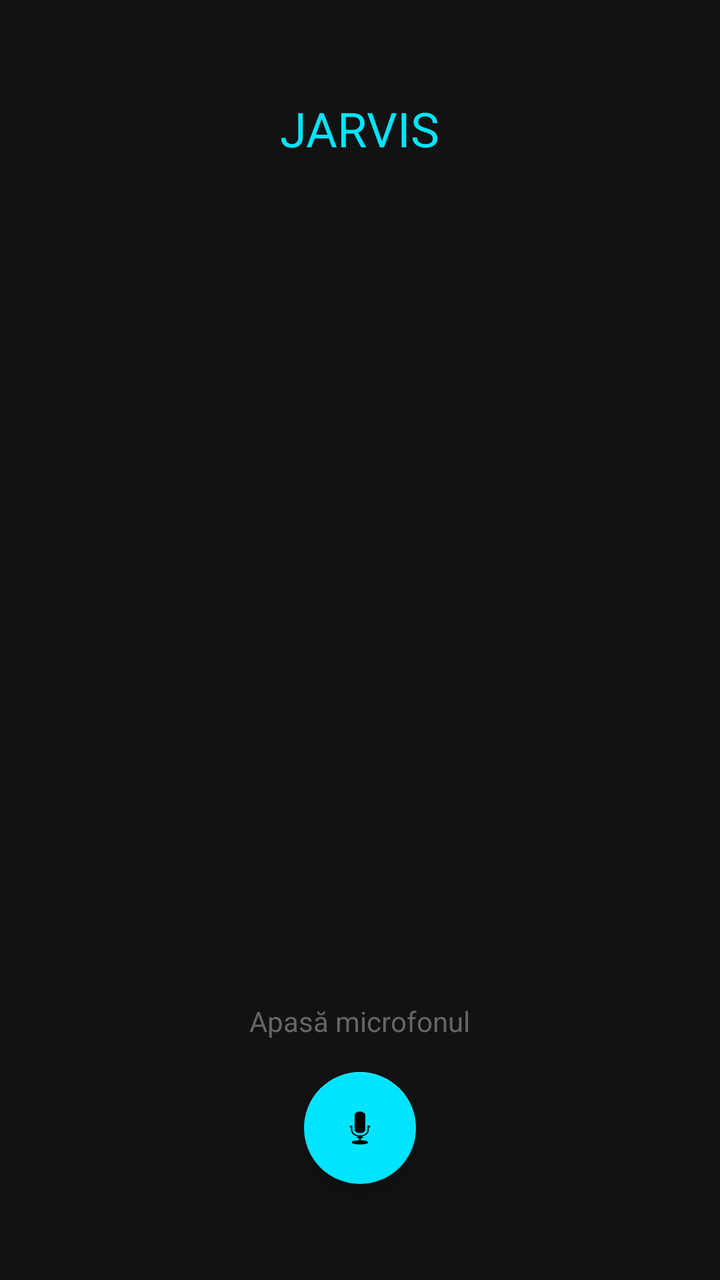
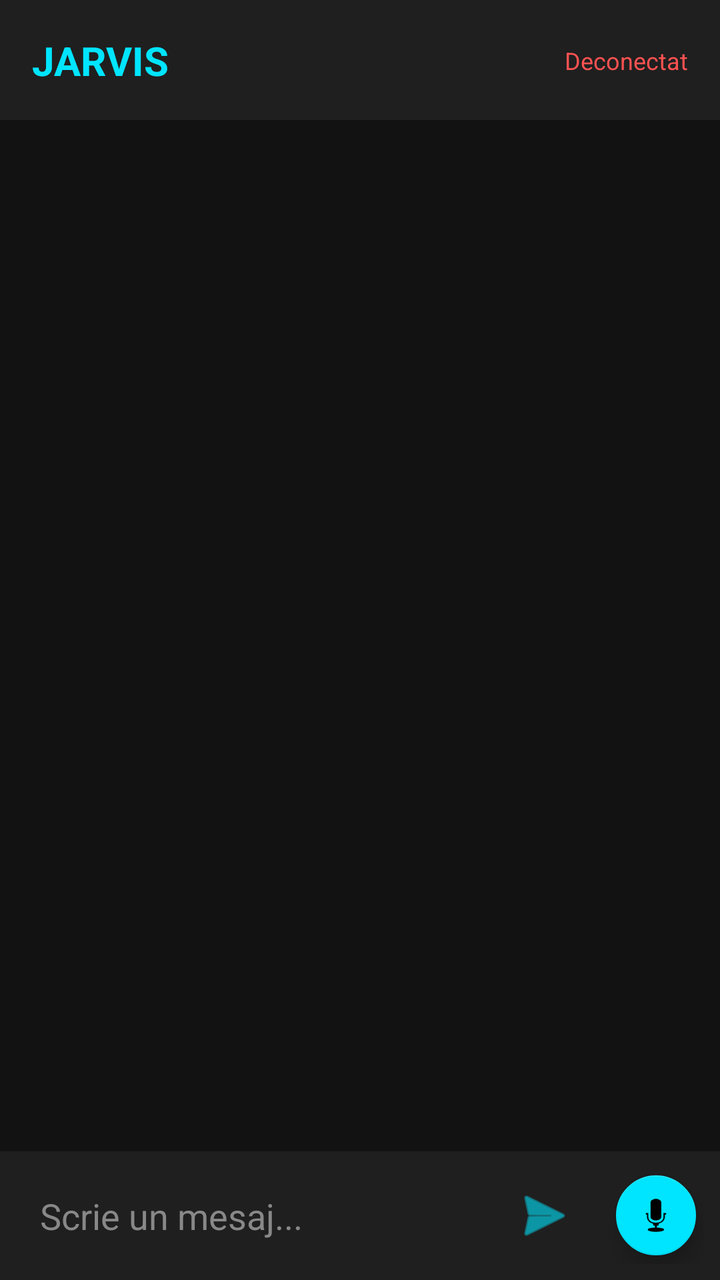

Before-and-after screenshots of an Android layout around one commit, followed by the original layout XML and the change that was made.
<!-- AndroidManifest.xml: application theme Theme.Jarvis -->
<!-- res/layout/activity_main.xml -->
<?xml version="1.0" encoding="utf-8"?>
<RelativeLayout xmlns:android="http://schemas.android.com/apk/res/android"
    xmlns:app="http://schemas.android.com/apk/res-auto"
    android:layout_width="match_parent"
    android:layout_height="match_parent"
    android:background="#121212"
    android:padding="16dp">

    <TextView
        android:id="@+id/title"
        android:layout_width="wrap_content"
        android:layout_height="wrap_content"
        android:text="JARVIS"
        android:textColor="#00E5FF"
        android:textSize="24sp"
        android:layout_centerHorizontal="true"
        android:layout_marginTop="32dp" />

    <ScrollView
        android:id="@+id/chatScroll"
        android:layout_width="match_parent"
        android:layout_height="match_parent"
        android:layout_above="@id/statusText"
        android:layout_below="@id/title"
        android:layout_marginTop="24dp"
        android:layout_marginBottom="16dp">

        <TextView
            android:id="@+id/chatContent"
            android:layout_width="match_parent"
            android:layout_height="wrap_content"
            android:textColor="#FFFFFF"
            android:textSize="16sp" />
    </ScrollView>

    <TextView
        android:id="@+id/statusText"
        android:layout_width="wrap_content"
        android:layout_height="wrap_content"
        android:text="Apasă microfonul"
        android:textColor="#666666"
        android:layout_above="@id/micButton"
        android:layout_centerHorizontal="true"
        android:layout_marginBottom="16dp" />

    <com.google.android.material.floatingactionbutton.FloatingActionButton
        android:id="@+id/micButton"
        android:layout_width="wrap_content"
        android:layout_height="wrap_content"
        android:layout_alignParentBottom="true"
        android:layout_centerHorizontal="true"
        android:layout_marginBottom="32dp"
        app:backgroundTint="#00E5FF"
        app:srcCompat="@android:drawable/ic_btn_speak_now" />

</RelativeLayout>
<!-- resources referenced by this layout -->
<resources>
  <style name="Theme.Jarvis" parent="Theme.MaterialComponents.DayNight.DarkActionBar">
          <item name="colorPrimary">@color/jarvis_cyan</item>
          <item name="colorPrimaryVariant">@color/jarvis_cyan</item>
          <item name="colorOnPrimary">@color/black</item>
          <item name="android:windowBackground">@color/dark_bg</item>
          <item name="windowActionBar">false</item>
          <item name="windowNoTitle">true</item>
      </style>
  <color name="jarvis_cyan">#00E5FF</color>
  <color name="black">#FF000000</color>
  <color name="dark_bg">#121212</color>
</resources>

<!-- the commit's change to res/layout/activity_main.xml (unified diff, before → after) -->
@@ -1,10 +1,18 @@
 <?xml version="1.0" encoding="utf-8"?>
-<RelativeLayout xmlns:android="http://schemas.android.com/apk/res/android"
+<androidx.constraintlayout.widget.ConstraintLayout xmlns:android="http://schemas.android.com/apk/res/android"
     xmlns:app="http://schemas.android.com/apk/res-auto"
+    xmlns:tools="http://schemas.android.com/tools"
     android:layout_width="match_parent"
     android:layout_height="match_parent"
-    android:background="#121212"
-    android:padding="16dp">
+    android:background="#121212">
+
+    
+    <View
+        android:id="@+id/headerBg"
+        android:layout_width="match_parent"
+        android:layout_height="60dp"
+        android:background="#1F1F1F"
+        app:layout_constraintTop_toTopOf="parent" />
 
     <TextView
         android:id="@+id/title"
@@ -12,45 +20,72 @@
         android:layout_height="wrap_content"
         android:text="JARVIS"
         android:textColor="#00E5FF"
-        android:textSize="24sp"
-        android:layout_centerHorizontal="true"
-        android:layout_marginTop="32dp" />
-
-    <ScrollView
-        android:id="@+id/chatScroll"
-        android:layout_width="match_parent"
-        android:layout_height="match_parent"
-        android:layout_above="@id/statusText"
-        android:layout_below="@id/title"
-        android:layout_marginTop="24dp"
-        android:layout_marginBottom="16dp">
-
-        <TextView
-            android:id="@+id/chatContent"
-            android:layout_width="match_parent"
-            android:layout_height="wrap_content"
-            android:textColor="#FFFFFF"
-            android:textSize="16sp" />
-    </ScrollView>
+        android:textSize="20sp"
+        android:textStyle="bold"
+        android:layout_marginStart="16dp"
+        app:layout_constraintBottom_toBottomOf="@id/headerBg"
+        app:layout_constraintStart_toStartOf="parent"
+        app:layout_constraintTop_toTopOf="@id/headerBg" />
 
     <TextView
         android:id="@+id/statusText"
         android:layout_width="wrap_content"
         android:layout_height="wrap_content"
-        android:text="Apasă microfonul"
-        android:textColor="#666666"
-        android:layout_above="@id/micButton"
-        android:layout_centerHorizontal="true"
-        android:layout_marginBottom="16dp" />
+        android:text="Deconectat"
+        android:textColor="#FF5252"
+        android:textSize="12sp"
+        android:layout_marginEnd="16dp"
+        app:layout_constraintBottom_toBottomOf="@id/headerBg"
+        app:layout_constraintEnd_toEndOf="parent"
+        app:layout_constraintTop_toTopOf="@id/headerBg" />
 
-    <com.google.android.material.floatingactionbutton.FloatingActionButton
-        android:id="@+id/micButton"
-        android:layout_width="wrap_content"
+    
+    <androidx.recyclerview.widget.RecyclerView
+        android:id="@+id/chatRecyclerView"
+        android:layout_width="match_parent"
+        android:layout_height="0dp"
+        android:padding="8dp"
+        app:layout_constraintBottom_toTopOf="@id/inputArea"
+        app:layout_constraintTop_toBottomOf="@id/headerBg" />
+
+    
+    <LinearLayout
+        android:id="@+id/inputArea"
+        android:layout_width="match_parent"
         android:layout_height="wrap_content"
-        android:layout_alignParentBottom="true"
-        android:layout_centerHorizontal="true"
-        android:layout_marginBottom="32dp"
-        app:backgroundTint="#00E5FF"
-        app:srcCompat="@android:drawable/ic_btn_speak_now" />
+        android:orientation="horizontal"
+        android:padding="8dp"
+        android:background="#1F1F1F"
+        app:layout_constraintBottom_toBottomOf="parent">
 
-</RelativeLayout>
+        <EditText
+            android:id="@+id/textInput"
+            android:layout_width="0dp"
+            android:layout_height="wrap_content"
+            android:layout_weight="1"
+            android:hint="Scrie un mesaj..."
+            android:textColor="#FFFFFF"
+            android:textColorHint="#888888"
+            android:background="@android:color/transparent"
+            android:padding="12dp"
+            android:maxLines="3" />
+
+        <ImageButton
+            android:id="@+id/sendButton"
+            android:layout_width="48dp"
+            android:layout_height="48dp"
+            android:src="@android:drawable/ic_menu_send"
+            android:background="?attr/selectableItemBackgroundBorderless"
+            app:tint="#00E5FF" />
+
+        <com.google.android.material.floatingactionbutton.FloatingActionButton
+            android:id="@+id/micButton"
+            android:layout_width="wrap_content"
+            android:layout_height="wrap_content"
+            android:layout_marginStart="8dp"
+            app:fabSize="mini"
+            app:backgroundTint="#00E5FF"
+            app:srcCompat="@android:drawable/ic_btn_speak_now" />
+    </LinearLayout>
+
+</androidx.constraintlayout.widget.ConstraintLayout>
